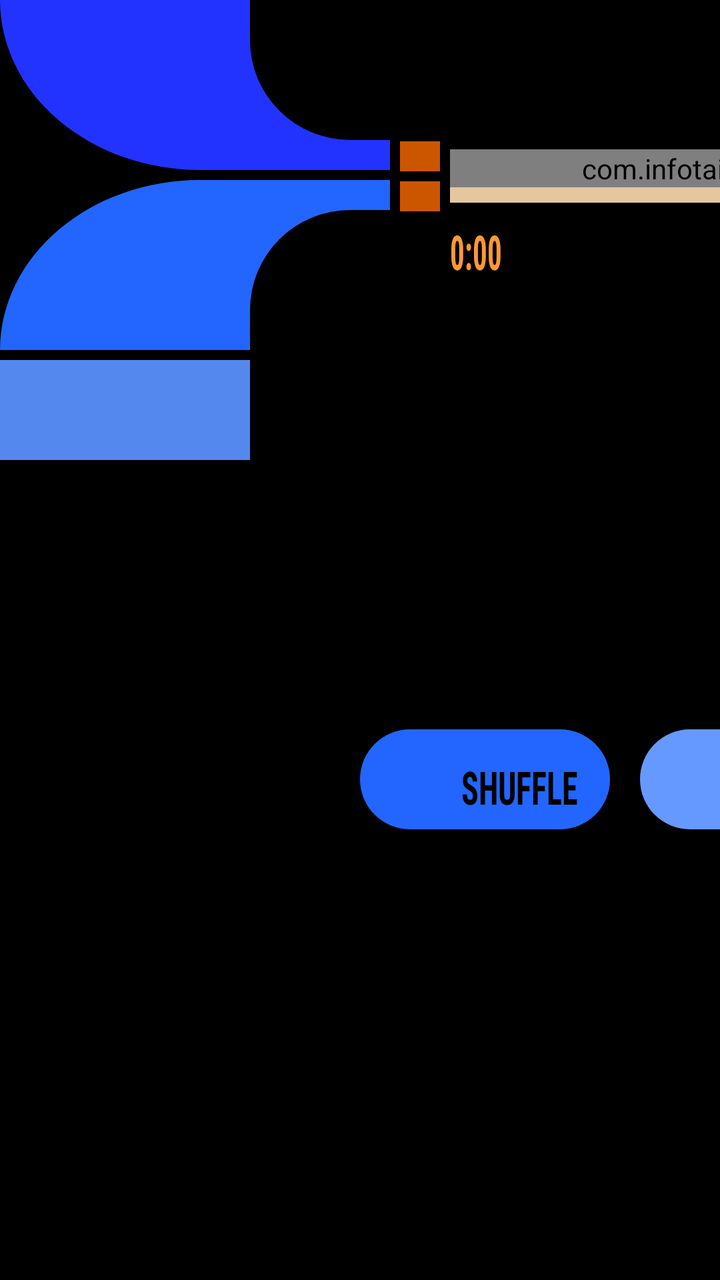
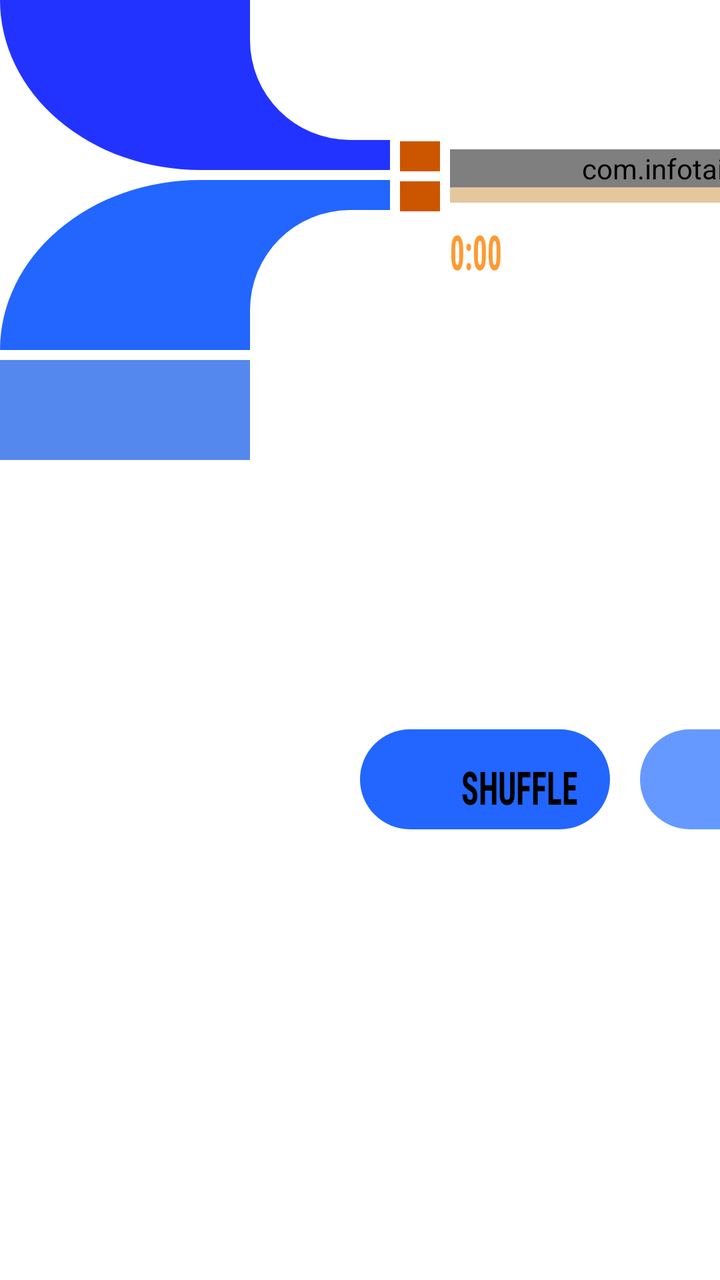

The first picture is an Android layout as it rendered before a commit; the second is the same layout after the commit. The layout source and the unified diff follow.
<!-- AndroidManifest.xml: application theme Theme.LCARSMusic -->
<!-- res/layout/layout_media_controls.xml -->
<?xml version="1.0" encoding="utf-8"?>
<androidx.constraintlayout.widget.ConstraintLayout xmlns:android="http://schemas.android.com/apk/res/android"
    xmlns:app="http://schemas.android.com/apk/res-auto"
    android:layout_width="match_parent"
    android:layout_height="wrap_content"
    android:background="#000000">

    <androidx.constraintlayout.widget.Guideline
        android:id="@+id/gl_horizontal_center"
        android:layout_width="wrap_content"
        android:layout_height="wrap_content"
        android:orientation="horizontal"
        app:layout_constraintGuide_begin="88dp" />

    <LinearLayout
        android:id="@+id/l_shapes"
        android:layout_width="wrap_content"
        android:layout_height="wrap_content"
        android:orientation="vertical"
        app:layout_constraintStart_toStartOf="parent"
        app:layout_constraintTop_toTopOf="parent">

        <ImageView
            android:layout_width="195dp"
            android:layout_height="85dp"
            android:src="@drawable/ic_lcars_l_shape_lower_left"
            android:layout_marginBottom="5dp" />
        <ImageView
            android:layout_width="195dp"
            android:layout_height="85dp"
            android:src="@drawable/ic_lcars_l_shape_upper_left" />
    </LinearLayout>

    <LinearLayout
        android:id="@+id/left_spacers"
        android:layout_width="wrap_content"
        android:layout_height="wrap_content"
        android:orientation="vertical"
        android:layout_marginStart="5dp"
        app:layout_constraintStart_toEndOf="@+id/l_shapes"
        app:layout_constraintTop_toTopOf="@+id/gl_horizontal_center"
        app:layout_constraintBottom_toBottomOf="@+id/gl_horizontal_center">

        <View android:layout_width="20dp" android:layout_height="15dp" android:background="#CC5500" android:layout_marginBottom="5dp" />
        <View android:layout_width="20dp" android:layout_height="15dp" android:background="#CC5500" />
    </LinearLayout>

    <LinearLayout
        android:id="@+id/seekbar_container"
        android:layout_width="450dp"
        android:layout_height="wrap_content"
        android:orientation="vertical"
        android:layout_marginStart="5dp"
        app:layout_constraintStart_toEndOf="@+id/left_spacers"
        app:layout_constraintTop_toTopOf="@+id/gl_horizontal_center"
        app:layout_constraintBottom_toBottomOf="@+id/gl_horizontal_center">

        <com.infotainment.lcarsmusic.LCARSMediaSeekBar
            android:id="@+id/playback_seekbar"
            android:layout_width="match_parent"
            android:layout_height="wrap_content"
            app:lcarsFillColor="@color/lcars_nemesis_evening"
            app:lcarsTrackColor="@color/lcars_nemesis_ghost"
            android:progressDrawable="@null" />

        <View
            android:layout_width="match_parent"
            android:layout_height="7.5dp"
            android:background="#E5C79E" />
    </LinearLayout>

    <LinearLayout
        android:id="@+id/timer_container"
        android:layout_width="0dp"
        android:layout_height="wrap_content"
        android:orientation="horizontal"
        android:layout_marginTop="8dp"
        app:layout_constraintStart_toStartOf="@+id/seekbar_container"
        app:layout_constraintEnd_toEndOf="@+id/seekbar_container"
        app:layout_constraintTop_toBottomOf="@+id/seekbar_container">

        <TextView
            android:id="@+id/tv_playback_time"
            android:layout_width="0dp"
            android:layout_height="wrap_content"
            android:layout_weight="1"
            android:text="0:00"
            android:gravity="start"
            android:textColor="#FF9933"
            android:textSize="24sp"
            android:textStyle="bold"
            android:fontFamily="sans-serif-condensed"
            android:textScaleX="0.6" />

        <TextView
            android:id="@+id/tv_track_duration"
            android:layout_width="0dp"
            android:layout_height="wrap_content"
            android:layout_weight="1"
            android:text="4:30"
            android:gravity="center"
            android:textColor="#FF9933"
            android:textSize="24sp"
            android:textStyle="bold"
            android:fontFamily="sans-serif-condensed"
            android:textScaleX="0.6" />

        <TextView
            android:id="@+id/tv_remaining_time"
            android:layout_width="0dp"
            android:layout_height="wrap_content"
            android:layout_weight="1"
            android:text="- 4:30"
            android:gravity="end"
            android:textColor="#FF9933"
            android:textSize="24sp"
            android:textStyle="bold"
            android:fontFamily="sans-serif-condensed"
            android:textScaleX="0.6" />
    </LinearLayout>

    <LinearLayout
        android:id="@+id/right_inner_spacers"
        android:layout_width="wrap_content"
        android:layout_height="wrap_content"
        android:orientation="vertical"
        android:layout_marginStart="5dp"
        app:layout_constraintStart_toEndOf="@+id/seekbar_container"
        app:layout_constraintTop_toTopOf="@+id/gl_horizontal_center"
        app:layout_constraintBottom_toBottomOf="@+id/gl_horizontal_center">

        <View android:layout_width="20dp" android:layout_height="15dp" android:background="#CC5500" android:layout_marginBottom="5dp" />
        <View android:layout_width="20dp" android:layout_height="15dp" android:background="#CC5500" />
    </LinearLayout>

    <LinearLayout
        android:id="@+id/right_outer_spacers"
        android:layout_width="0dp"
        android:layout_height="wrap_content"
        android:orientation="vertical"
        android:layout_marginStart="5dp"
        app:layout_constraintStart_toEndOf="@+id/right_inner_spacers"
        app:layout_constraintEnd_toEndOf="parent"
        app:layout_constraintTop_toTopOf="@+id/gl_horizontal_center"
        app:layout_constraintBottom_toBottomOf="@+id/gl_horizontal_center">

        <View
            android:layout_width="match_parent"
            android:layout_height="15dp"
            android:background="@color/lcars_classic_blue"
            android:layout_marginBottom="5dp" />

        <View
            android:layout_width="match_parent"
            android:layout_height="15dp"
            android:background="@color/lcars_classic_bluey" />
    </LinearLayout>

    <View
        android:id="@+id/left_decorative_block"
        android:layout_width="125dp"
        android:layout_height="50dp"
        android:background="@color/lcars_lower_decks_padd_alpha_blue"
        android:layout_marginTop="5dp"
        app:layout_constraintStart_toStartOf="parent"
        app:layout_constraintTop_toBottomOf="@+id/l_shapes" />

    <LinearLayout
        android:id="@+id/playback_button_row"
        android:layout_width="0dp"
        android:layout_height="wrap_content"
        android:layout_marginStart="55dp"
        android:layout_marginTop="50dp"
        android:layout_marginBottom="16dp"
        android:orientation="horizontal"
        app:layout_constraintBottom_toBottomOf="parent"
        app:layout_constraintEnd_toEndOf="parent"
        app:layout_constraintStart_toEndOf="@+id/left_decorative_block"
        app:layout_constraintTop_toBottomOf="@+id/right_outer_spacers">

        <androidx.appcompat.widget.AppCompatButton
            android:id="@+id/btn_shuffle"
            android:layout_width="125dp"
            android:layout_height="50dp"
            android:layout_marginEnd="15dp"
            android:background="@drawable/bg_lcars_pill_button"
            android:backgroundTint="@color/lcars_nemesis_evening"
            android:fontFamily="sans-serif-condensed"
            android:gravity="bottom|end"
            android:paddingEnd="16dp"
            android:paddingBottom="6dp"
            android:stateListAnimator="@null"
            android:text="SHUFFLE"
            android:textColor="#000000"
            android:textScaleX="0.7"
            android:textSize="23sp"
            android:textStyle="bold" />

        <androidx.appcompat.widget.AppCompatButton
            android:id="@+id/btn_previous"
            android:layout_width="125dp"
            android:layout_height="50dp"
            android:layout_marginEnd="15dp"
            android:background="@drawable/bg_lcars_pill_button"
            android:backgroundTint="@color/lcars_nemesis_cool"
            android:fontFamily="sans-serif-condensed"
            android:gravity="bottom|end"
            android:paddingEnd="16dp"
            android:paddingBottom="6dp"
            android:stateListAnimator="@null"
            android:text="PREV"
            android:textColor="#000000"
            android:textScaleX="0.7"
            android:textSize="23sp"
            android:textStyle="bold" />

        <androidx.appcompat.widget.AppCompatButton
            android:id="@+id/btn_play_pause"
            android:layout_width="125dp"
            android:layout_height="50dp"
            android:layout_marginEnd="15dp"
            android:background="@drawable/bg_lcars_pill_button"
            android:backgroundTint="@color/lcars_lower_decks_padd_beta_blue"
            android:fontFamily="sans-serif-condensed"
            android:gravity="bottom|end"
            android:paddingEnd="16dp"
            android:paddingBottom="6dp"
            android:stateListAnimator="@null"
            android:text="PLAY"
            android:textColor="#000000"
            android:textScaleX="0.7"
            android:textSize="23sp"
            android:textStyle="bold" />

        <androidx.appcompat.widget.AppCompatButton
            android:id="@+id/btn_next"
            android:layout_width="125dp"
            android:layout_height="50dp"
            android:layout_marginEnd="15dp"
            android:background="@drawable/bg_lcars_pill_button"
            android:backgroundTint="@color/lcars_nemesis_cool"
            android:fontFamily="sans-serif-condensed"
            android:gravity="bottom|end"
            android:paddingEnd="16dp"
            android:paddingBottom="6dp"
            android:stateListAnimator="@null"
            android:text="NEXT"
            android:textColor="#000000"
            android:textScaleX="0.7"
            android:textSize="23sp"
            android:textStyle="bold" />

        <androidx.appcompat.widget.AppCompatButton
            android:id="@+id/btn_loop"
            android:layout_width="125dp"
            android:layout_height="50dp"
            android:background="@drawable/bg_lcars_pill_button"
            android:backgroundTint="@color/lcars_nemesis_evening"
            android:fontFamily="sans-serif-condensed"
            android:gravity="bottom|end"
            android:paddingEnd="16dp"
            android:paddingBottom="6dp"
            android:stateListAnimator="@null"
            android:text="LOOP"
            android:textColor="#000000"
            android:textScaleX="0.67"
            android:textSize="23sp"
            android:textStyle="bold" />
    </LinearLayout>

</androidx.constraintlayout.widget.ConstraintLayout>
<!-- resources referenced by this layout -->
<resources>
  <color name="lcars_classic_blue">#5566ff</color>
  <color name="lcars_classic_bluey">#8899ff</color>
  <color name="lcars_lower_decks_padd_alpha_blue">#5588ee</color>
  <color name="lcars_lower_decks_padd_beta_blue">#7799dd</color>
  <color name="lcars_nemesis_cool">#6699ff</color>
  <color name="lcars_nemesis_evening">#2266ff</color>
  <color name="lcars_nemesis_ghost">#88bbff</color>
  <!-- drawable bg_lcars_pill_button (drawable) -->
  <?xml version="1.0" encoding="utf-8"?>
  <shape xmlns:android="http://schemas.android.com/apk/res/android"
      android:shape="rectangle">
      <corners android:radius="50dp" />
  </shape>
  <!-- drawable ic_lcars_l_shape_lower_left (drawable) -->
  <?xml version="1.0" encoding="utf-8"?>
  <vector xmlns:android="http://schemas.android.com/apk/res/android"
      android:width="195dp"
      android:height="85dp"
      android:viewportWidth="195"
      android:viewportHeight="85">
  
      <path
          android:fillColor="@color/lcars_nemesis_midnight"
          android:pathData="M 0,0 L 125,0 L 125,20 A 50,50 0 0,0 175,70 L 195,70 L 195,85 L 100,85 A 100,85 0 0,1 0,0 Z" />
  </vector>
  <!-- drawable ic_lcars_l_shape_upper_left (drawable) -->
  <?xml version="1.0" encoding="utf-8"?>
  <vector xmlns:android="http://schemas.android.com/apk/res/android"
      android:width="195dp"
      android:height="85dp"
      android:viewportWidth="195"
      android:viewportHeight="85">
  
      <path
          android:fillColor="@color/lcars_nemesis_evening"
          android:pathData="M 0,85 A 100,85 0 0,1 100,0 L 195,0 L 195,15 L 175,15 A 50,50 0 0,0 125,65 L 125,85 Z" />
  </vector>
  <style name="Theme.LCARSMusic" parent="Theme.MaterialComponents.DayNight.NoActionBar">
          
          <item name="colorPrimary">@color/purple_500</item>
          <item name="colorPrimaryVariant">@color/purple_700</item>
          <item name="colorOnPrimary">@color/white</item>
          
          <item name="colorSecondary">@color/teal_200</item>
          <item name="colorSecondaryVariant">@color/teal_700</item>
          <item name="colorOnSecondary">@color/black</item>
          
          <item name="android:statusBarColor">?attr/colorPrimaryVariant</item>
          
      </style>
  <color name="lcars_nemesis_midnight">#2233ff</color>
  <color name="purple_500">#FF6200EE</color>
  <color name="purple_700">#FF3700B3</color>
  <color name="white">#FFFFFFFF</color>
  <color name="teal_200">#FF03DAC5</color>
  <color name="teal_700">#FF018786</color>
  <color name="black">#FF000000</color>
</resources>

<!-- the commit's change to res/layout/layout_media_controls.xml (unified diff, before → after) -->
@@ -2,8 +2,7 @@
 <androidx.constraintlayout.widget.ConstraintLayout xmlns:android="http://schemas.android.com/apk/res/android"
     xmlns:app="http://schemas.android.com/apk/res-auto"
     android:layout_width="match_parent"
-    android:layout_height="wrap_content"
-    android:background="#000000">
+    android:layout_height="wrap_content">
 
     <androidx.constraintlayout.widget.Guideline
         android:id="@+id/gl_horizontal_center"
